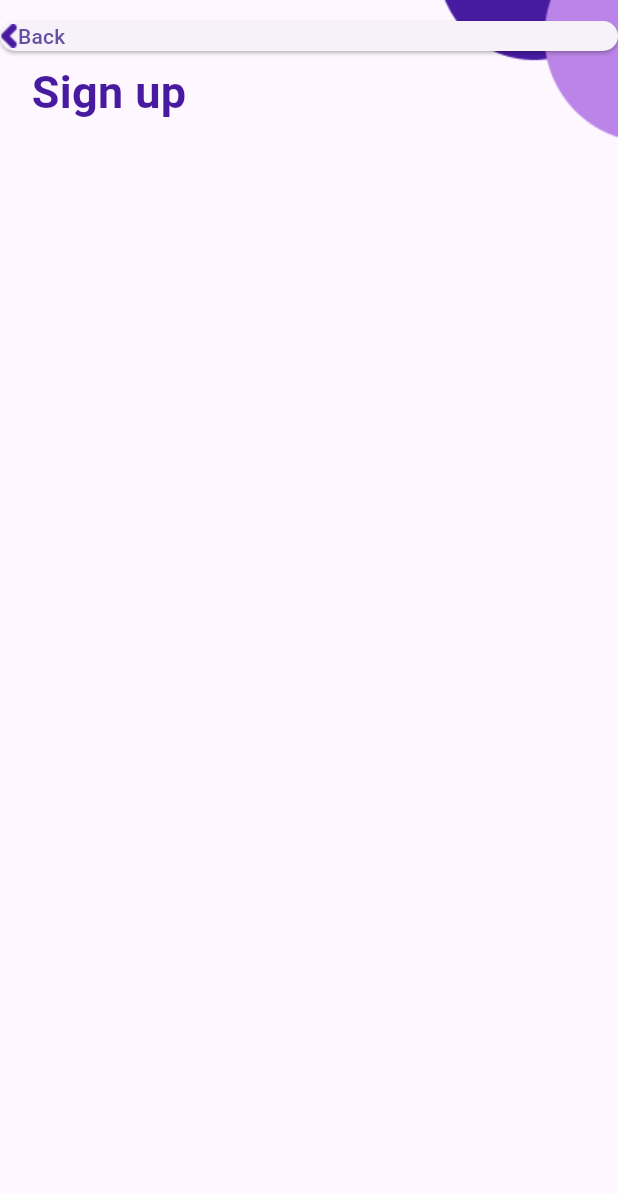
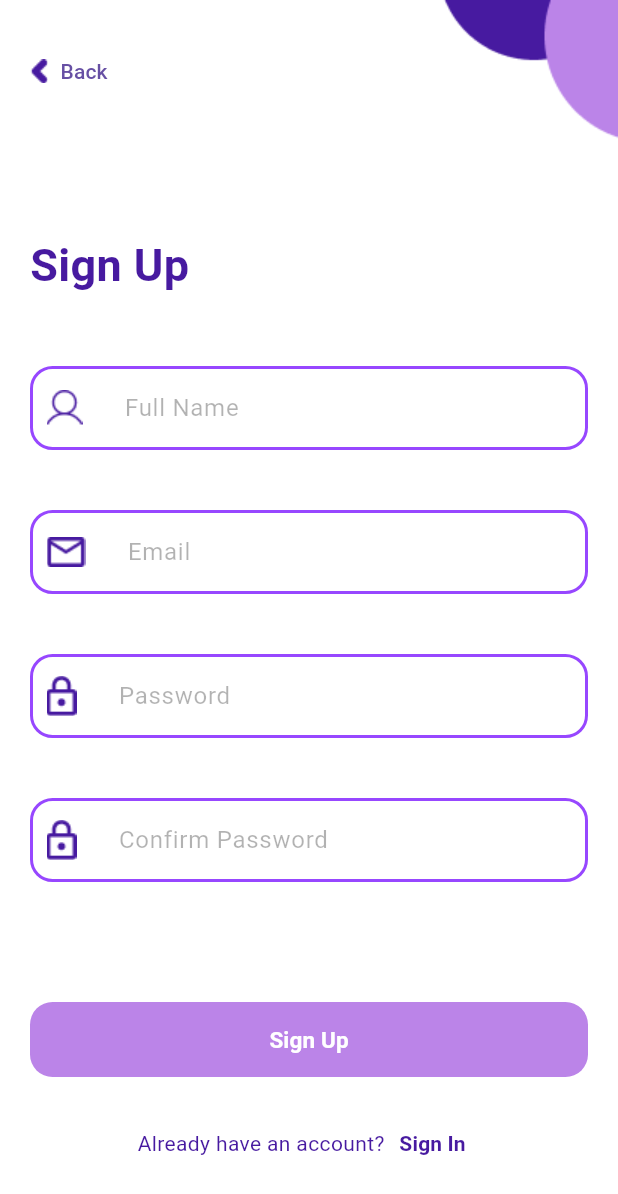
Before and after one commit to anhelinakruk/Simple-Mobile-App, a Flutter app: the screen it shows after launch, after a tap on "Sign Up", on a phone screen of 412 x 824 dp. Shown: the top 1194 px of the screen. Run offline on Flutter 3.47's test engine with Material 3 defaults, Android fonts, the phone set to English and light mode, and no system bars.

Commit message:
finished register view

```diff
--- a/lib/utils/my_images.dart
+++ b/lib/utils/my_images.dart
@@ -9,4 +9,5 @@ class MyImages {
   static const linkedin = '$_assetsFolder/linkedin.png';
   static const circles = '$_assetsFolder/circles.png';
   static const arrowBack = '$_assetsFolder/arrow_back.png';
+  static const mail = '$_assetsFolder/mail.png';
 }
--- a/lib/views/login/login_view.dart
+++ b/lib/views/login/login_view.dart
@@ -1,5 +1,6 @@
 import 'package:dsw53518/utils/my_colors.dart';
 import 'package:dsw53518/utils/my_images.dart';
+import 'package:dsw53518/views/register/register_view.dart';
 import 'package:dsw53518/views/widgets/basic_form_field.dart';
 import 'package:dsw53518/views/widgets/main_button.dart';
 import 'package:dsw53518/views/widgets/main_title.dart';
@@ -92,7 +93,29 @@ class _LoginViewState extends State<LoginView> {
                 ],
               ),
               const SizedBox(height: 60),
-              const SignPrompt(
+              SignPrompt(
+                onPressed: () {
+                  Navigator.push(
+                    context,
+                    PageRouteBuilder<LoginView>(
+                      pageBuilder: (context, animation, secondaryAnimation) =>
+                          const RegisterView(),
+                      transitionsBuilder:
+                          (context, animation, secondaryAnimation, child) {
+                        const begin = Offset(1, 0);
+                        const end = Offset.zero;
+                        const curve = Curves.ease;
+                        final tween = Tween(begin: begin, end: end)
+                            .chain(CurveTween(curve: curve));
+                        final offsetAnimation = animation.drive(tween);
+                        return SlideTransition(
+                          position: offsetAnimation,
+                          child: child,
+                        );
+                      },
+                    ),
+                  );
+                },
                 promptText: "Don't have an account?",
                 buttonText: 'Sign Up',
               ),
--- a/lib/views/register/register_view.dart
+++ b/lib/views/register/register_view.dart
@@ -1,5 +1,10 @@
+import 'package:dsw53518/utils/my_colors.dart';
 import 'package:dsw53518/utils/my_images.dart';
+import 'package:dsw53518/views/login/login_view.dart';
+import 'package:dsw53518/views/widgets/basic_form_field.dart';
+import 'package:dsw53518/views/widgets/main_button.dart';
 import 'package:dsw53518/views/widgets/main_title.dart';
+import 'package:dsw53518/views/widgets/sign_prompt.dart';
 import 'package:flutter/material.dart';
 
 class RegisterView extends StatelessWidget {
@@ -9,40 +14,111 @@ class RegisterView extends StatelessWidget {
   Widget build(BuildContext context) {
     return SafeArea(
       child: Scaffold(
-        body: Center(
-          child: Stack(
+        backgroundColor: MyColors.whiteColor,
+        body: ListView(
           children: [
-              Align(
-                alignment: Alignment.topRight,
-                child: Image.asset(MyImages.circles),
-              ),
-              Align(
-                alignment: Alignment.topLeft,
-                child: ElevatedButton(
+            Padding(
+              padding: const EdgeInsets.only(left: 12),
+              child: Row(
+                mainAxisAlignment: MainAxisAlignment.spaceBetween,
+                children: [
+                  ElevatedButton(
                     onPressed: () {
                       Navigator.pop(context);
                     },
                     style: ElevatedButton.styleFrom(
-                    minimumSize: Size.zero,
+                      backgroundColor: Colors.transparent,
+                      elevation: 0,
                       padding: EdgeInsets.zero,
                     ),
                     child: Row(
+                      mainAxisSize: MainAxisSize.min,
                       children: [
-                      Image.asset(MyImages.arrowBack),
+                        Image.asset(
+                          MyImages.arrowBack,
+                          width: 20,
+                          height: 20,
+                        ),
+                        const SizedBox(width: 4),
                         const Text('Back'),
                       ],
                     ),
                   ),
+                  Image.asset(
+                    MyImages.circles,
+                    width: 120,
+                    height: 95,
                   ),
-              Container(
-                padding:
-                    const EdgeInsets.symmetric(horizontal: 21, vertical: 40),
-                width: double.infinity,
-                child: const Column(
+                ],
+              ),
+            ),
+            Padding(
+              padding: const EdgeInsets.symmetric(horizontal: 20),
+              child: Column(
+                crossAxisAlignment: CrossAxisAlignment.start,
                 children: [
-                    Align(
-                      alignment: Alignment.centerLeft,
-                      child: MainTitle(title: 'Sign up'),
+                  const SizedBox(height: 60),
+                  const MainTitle(title: 'Sign Up'),
+                  const SizedBox(height: 46),
+                  const BasicFormField(
+                    labelText: 'Full Name',
+                    iconPath: MyImages.person,
+                  ),
+                  const SizedBox(height: 40),
+                  const BasicFormField(
+                    labelText: 'Email',
+                    iconPath: MyImages.mail,
+                  ),
+                  const SizedBox(height: 40),
+                  const BasicFormField(
+                    labelText: 'Password',
+                    iconPath: MyImages.locker,
+                    obscureText: true,
+                  ),
+                  const SizedBox(height: 40),
+                  const BasicFormField(
+                    labelText: 'Confirm Password',
+                    iconPath: MyImages.locker,
+                    obscureText: true,
+                  ),
+                  const SizedBox(height: 80),
+                  Center(
+                    child: MainButton(
+                      buttonText: 'Sign Up',
+                      onPressed: () {},
+                    ),
+                  ),
+                  const SizedBox(height: 20),
+                  Center(
+                    child: SignPrompt(
+                      onPressed: () {
+                        Navigator.push(
+                          context,
+                          PageRouteBuilder<LoginView>(
+                            pageBuilder:
+                                (context, animation, secondaryAnimation) =>
+                                    const LoginView(),
+                            transitionsBuilder: (context, animation,
+                                secondaryAnimation, child) {
+                              const begin = Offset(1, 0);
+                              const end = Offset.zero;
+                              const curve = Curves.ease;
+
+                              final tween = Tween(begin: begin, end: end)
+                                  .chain(CurveTween(curve: curve));
+                              final offsetAnimation = animation.drive(tween);
+
+                              return SlideTransition(
+                                position: offsetAnimation,
+                                child: child,
+                              );
+                            },
+                          ),
+                        );
+                      },
+                      promptText: 'Already have an account?',
+                      buttonText: 'Sign In',
+                    ),
                   ),
                 ],
               ),
@@ -50,7 +126,6 @@ class RegisterView extends StatelessWidget {
           ],
         ),
       ),
-      ),
     );
   }
 }
--- a/lib/views/widgets/main_button.dart
+++ b/lib/views/widgets/main_button.dart
@@ -19,6 +19,7 @@ class MainButton extends StatelessWidget {
         shape: RoundedRectangleBorder(
           borderRadius: BorderRadius.circular(15),
         ),
+        fixedSize: const Size(390, 50),
       ),
       onPressed: onPressed,
       child: Text(
--- a/lib/views/widgets/sign_prompt.dart
+++ b/lib/views/widgets/sign_prompt.dart
@@ -1,14 +1,15 @@
 import 'package:dsw53518/utils/my_colors.dart';
-import 'package:dsw53518/views/register/register_view.dart';
 import 'package:flutter/material.dart';
 
 class SignPrompt extends StatelessWidget {
   final String promptText;
   final String buttonText;
+  final VoidCallback onPressed;
 
   const SignPrompt({
     required this.promptText,
     required this.buttonText,
+    required this.onPressed,
     super.key,
   });
 
@@ -27,14 +28,7 @@ class SignPrompt extends StatelessWidget {
           style: TextButton.styleFrom(
             padding: EdgeInsets.zero,
           ),
-          onPressed: () {
-            Navigator.push(
-              context,
-              MaterialPageRoute<void>(
-                builder: (context) => const RegisterView(),
-              ),
-            );
-          },
+          onPressed: onPressed,
           child: Text(
             buttonText,
             style: TextStyle(
```
Also changed, not shown: assets/images/mail.png (added). Lines whose indentation alone changed are shown as unchanged.
